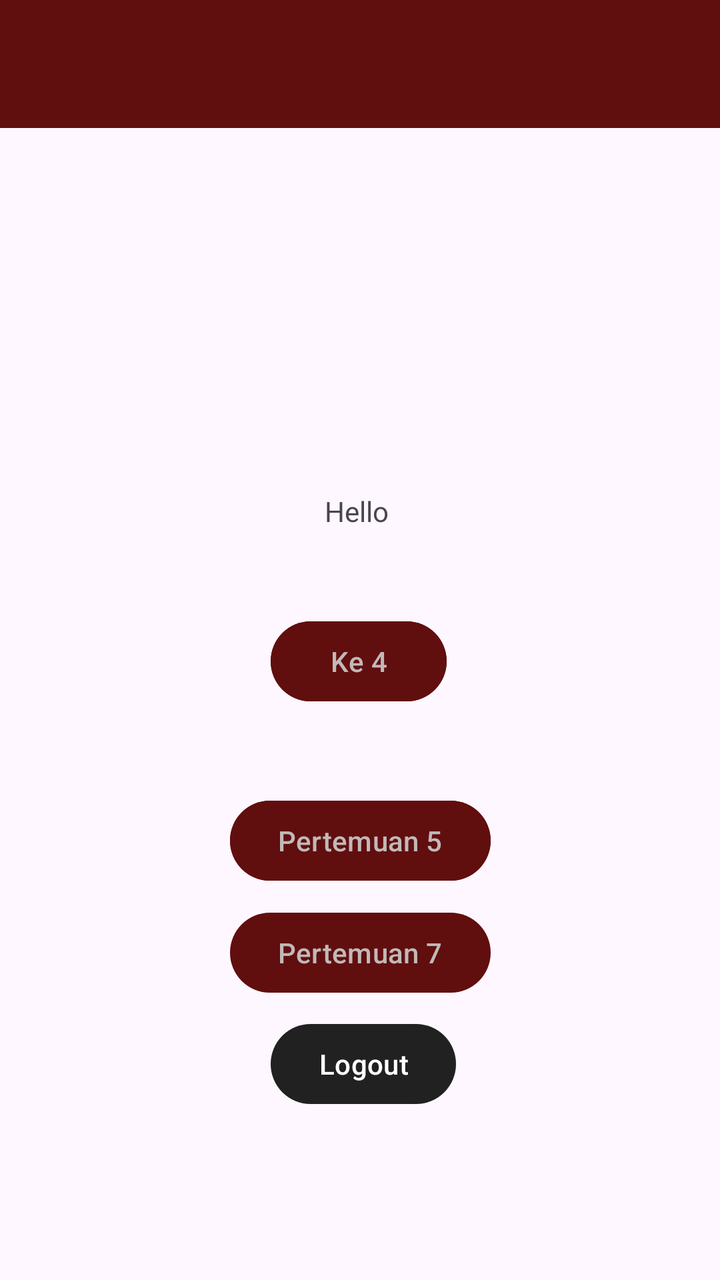
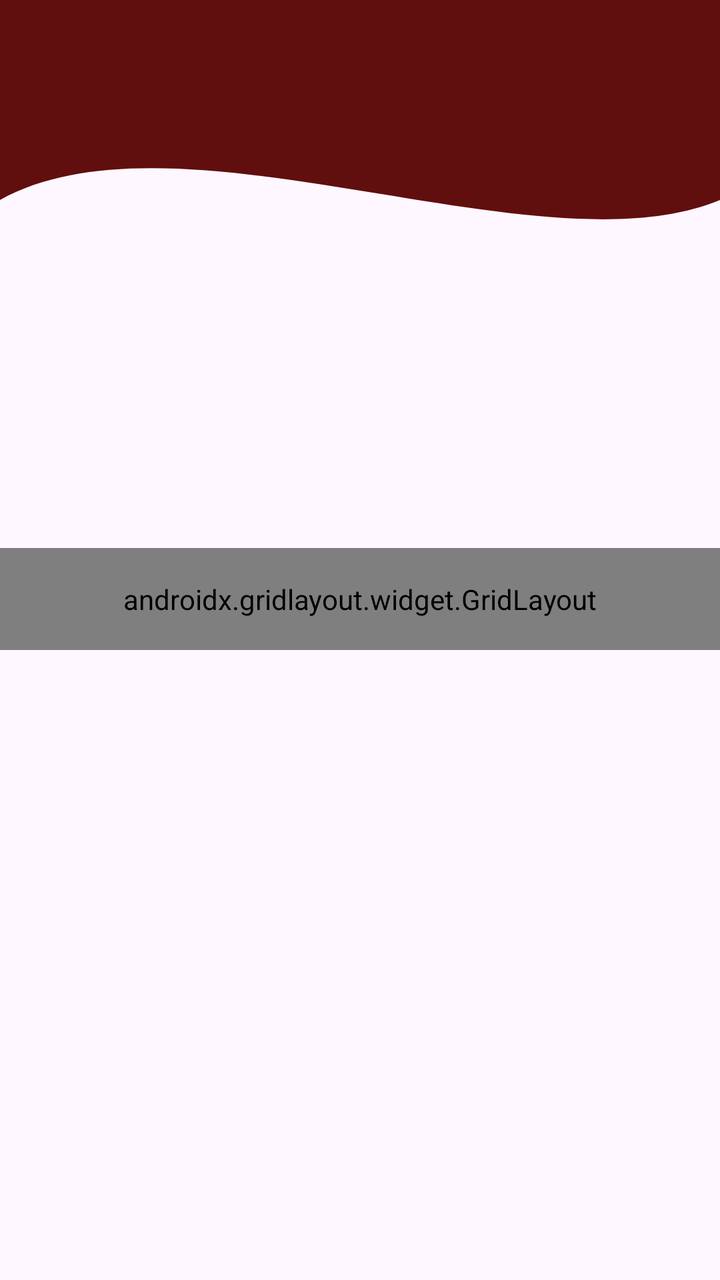

Compare the two renders of this Android layout. The source of the first and the diff that turns it into the second are given below.
<!-- AndroidManifest.xml: application theme Theme.Lita_3TIF -->
<!-- res/layout/fragment_home.xml -->
<?xml version="1.0" encoding="utf-8"?>
<androidx.constraintlayout.widget.ConstraintLayout xmlns:android="http://schemas.android.com/apk/res/android"
    xmlns:tools="http://schemas.android.com/tools"
    android:layout_width="match_parent"
    android:layout_height="match_parent"
    xmlns:app="http://schemas.android.com/apk/res-auto"
    tools:context=".Home.HomeFragment">

    <androidx.appcompat.widget.Toolbar
        android:id="@+id/toolbar"
        android:layout_width="match_parent"
        android:layout_height="?attr/actionBarSize"
        android:background="#610E0E"
        app:layout_constraintTop_toTopOf="parent"
        app:layout_scrollFlags="scroll|enterAlways"
        app:subtitleTextColor="@android:color/white"
        app:titleTextColor="@android:color/white"
        tools:layout_editor_absoluteX="0dp" />

    <TextView
        android:id="@+id/textView5"
        android:layout_width="wrap_content"
        android:layout_height="wrap_content"
        android:text="Hello "
        app:layout_constraintBottom_toBottomOf="parent"
        app:layout_constraintEnd_toEndOf="parent"
        app:layout_constraintStart_toStartOf="parent"
        app:layout_constraintTop_toBottomOf="@+id/toolbar"
        app:layout_constraintVertical_bias="0.327" />

    <Button
        android:id="@+id/btnToFifth"
        android:layout_width="wrap_content"
        android:layout_height="wrap_content"
        android:backgroundTint="#610E0E"
        android:textColor="#C1B9B9"
        android:text="Pertemuan 5"
        app:layout_constraintBottom_toBottomOf="parent"
        app:layout_constraintEnd_toEndOf="parent"
        app:layout_constraintStart_toStartOf="parent"
        app:layout_constraintTop_toBottomOf="@+id/btnToFourth"
        app:layout_constraintVertical_bias="0.176" />

    <Button
        android:id="@+id/btnToFourth"
        android:layout_width="wrap_content"
        android:layout_height="wrap_content"
        android:backgroundTint="#610E0E"
        android:textColor="#C1B9B9"
        android:text="Ke 4"
        app:layout_constraintBottom_toBottomOf="parent"
        app:layout_constraintEnd_toEndOf="parent"
        app:layout_constraintHorizontal_bias="0.498"
        app:layout_constraintStart_toStartOf="parent"
        app:layout_constraintTop_toBottomOf="@+id/textView5"
        app:layout_constraintVertical_bias="0.127" />

    <Button
        android:id="@+id/btnLogout"
        android:layout_width="wrap_content"
        android:layout_height="wrap_content"
        android:layout_marginBottom="84dp"
        app:backgroundTint="#212121"
        android:text="Logout"
        app:layout_constraintBottom_toBottomOf="parent"
        app:layout_constraintEnd_toEndOf="parent"
        app:layout_constraintHorizontal_bias="0.506"
        app:layout_constraintStart_toStartOf="parent" />

    <Button
        android:id="@+id/btnToSeventh"
        android:layout_width="wrap_content"
        android:layout_height="wrap_content"
        app:backgroundTint="#610E0E"
        android:textColor="#C1B9B9"
        android:text="Pertemuan 7"
        app:layout_constraintBottom_toTopOf="@+id/btnLogout"
        app:layout_constraintEnd_toEndOf="parent"
        app:layout_constraintStart_toStartOf="parent"
        app:layout_constraintTop_toBottomOf="@+id/btnToFifth" />


</androidx.constraintlayout.widget.ConstraintLayout>
<!-- resources referenced by this layout -->
<resources>
  <style name="Theme.Lita_3TIF" parent="Base.Theme.Lita_3TIF" />
  <style name="Base.Theme.Lita_3TIF" parent="Theme.Material3.DayNight.NoActionBar">
          
          
      </style>
</resources>

<!-- the commit's change to res/layout/fragment_home.xml (unified diff, before → after) -->
@@ -1,83 +1,93 @@
 <?xml version="1.0" encoding="utf-8"?>
-<androidx.constraintlayout.widget.ConstraintLayout xmlns:android="http://schemas.android.com/apk/res/android"
+<androidx.constraintlayout.widget.ConstraintLayout
+    xmlns:android="http://schemas.android.com/apk/res/android"
+    xmlns:app="http://schemas.android.com/apk/res-auto"
     xmlns:tools="http://schemas.android.com/tools"
     android:layout_width="match_parent"
     android:layout_height="match_parent"
-    xmlns:app="http://schemas.android.com/apk/res-auto"
     tools:context=".Home.HomeFragment">
 
+    
+    <View
+        android:id="@+id/background_header"
+        android:layout_width="0dp"
+        android:layout_height="250dp"
+        android:background="@drawable/bg_header_wave"
+        app:layout_constraintEnd_toEndOf="parent"
+        app:layout_constraintStart_toStartOf="parent"
+        app:layout_constraintTop_toTopOf="parent" />
+
+    
     <androidx.appcompat.widget.Toolbar
         android:id="@+id/toolbar"
         android:layout_width="match_parent"
         android:layout_height="?attr/actionBarSize"
         android:background="#610E0E"
+        app:layout_constraintEnd_toEndOf="parent"
+        app:layout_constraintStart_toStartOf="parent"
         app:layout_constraintTop_toTopOf="parent"
-        app:layout_scrollFlags="scroll|enterAlways"
         app:subtitleTextColor="@android:color/white"
-        app:titleTextColor="@android:color/white"
-        tools:layout_editor_absoluteX="0dp" />
-
-    <TextView
-        android:id="@+id/textView5"
-        android:layout_width="wrap_content"
+        app:titleTextColor="@android:color/white" />
+    T
+    
+    <androidx.gridlayout.widget.GridLayout
+        android:layout_width="match_parent"
         android:layout_height="wrap_content"
-        android:text="Hello "
+        android:padding="16dp"
+        app:columnCount="2"
+        app:useDefaultMargins="true"
         app:layout_constraintBottom_toBottomOf="parent"
         app:layout_constraintEnd_toEndOf="parent"
         app:layout_constraintStart_toStartOf="parent"
         app:layout_constraintTop_toBottomOf="@+id/toolbar"
-        app:layout_constraintVertical_bias="0.327" />
+        app:layout_constraintVertical_bias="0.4">
 
-    <Button
-        android:id="@+id/btnToFifth"
-        android:layout_width="wrap_content"
-        android:layout_height="wrap_content"
-        android:backgroundTint="#610E0E"
-        android:textColor="#C1B9B9"
-        android:text="Pertemuan 5"
-        app:layout_constraintBottom_toBottomOf="parent"
-        app:layout_constraintEnd_toEndOf="parent"
-        app:layout_constraintStart_toStartOf="parent"
-        app:layout_constraintTop_toBottomOf="@+id/btnToFourth"
-        app:layout_constraintVertical_bias="0.176" />
+        <Button
+            android:id="@+id/btnToFourth"
+            android:layout_width="wrap_content"
+            android:layout_height="wrap_content"
+            android:backgroundTint="#610E0E"
+            android:text="Ke 4"
+            android:textColor="#C1B9B9"
+            app:layout_gravity="fill_horizontal" />
 
-    <Button
-        android:id="@+id/btnToFourth"
-        android:layout_width="wrap_content"
-        android:layout_height="wrap_content"
-        android:backgroundTint="#610E0E"
-        android:textColor="#C1B9B9"
-        android:text="Ke 4"
-        app:layout_constraintBottom_toBottomOf="parent"
-        app:layout_constraintEnd_toEndOf="parent"
-        app:layout_constraintHorizontal_bias="0.498"
-        app:layout_constraintStart_toStartOf="parent"
-        app:layout_constraintTop_toBottomOf="@+id/textView5"
-        app:layout_constraintVertical_bias="0.127" />
+        <Button
+            android:id="@+id/btnToFifth"
+            android:layout_width="wrap_content"
+            android:layout_height="wrap_content"
+            android:backgroundTint="#610E0E"
+            android:text="Pertemuan 5"
+            android:textColor="#C1B9B9"
+            app:layout_gravity="fill_horizontal" />
 
-    <Button
-        android:id="@+id/btnLogout"
-        android:layout_width="wrap_content"
-        android:layout_height="wrap_content"
-        android:layout_marginBottom="84dp"
-        app:backgroundTint="#212121"
-        android:text="Logout"
-        app:layout_constraintBottom_toBottomOf="parent"
-        app:layout_constraintEnd_toEndOf="parent"
-        app:layout_constraintHorizontal_bias="0.506"
-        app:layout_constraintStart_toStartOf="parent" />
+        <Button
+            android:id="@+id/btnToSeventh"
+            android:layout_width="wrap_content"
+            android:layout_height="wrap_content"
+            android:backgroundTint="#610E0E"
+            android:text="Pertemuan 7"
+            android:textColor="#C1B9B9"
+            app:layout_gravity="fill_horizontal" />
 
-    <Button
-        android:id="@+id/btnToSeventh"
-        android:layout_width="wrap_content"
-        android:layout_height="wrap_content"
-        app:backgroundTint="#610E0E"
-        android:textColor="#C1B9B9"
-        android:text="Pertemuan 7"
-        app:layout_constraintBottom_toTopOf="@+id/btnLogout"
-        app:layout_constraintEnd_toEndOf="parent"
-        app:layout_constraintStart_toStartOf="parent"
-        app:layout_constraintTop_toBottomOf="@+id/btnToFifth" />
+        <Button
+            android:id="@+id/btnToTenth"
+            android:layout_width="wrap_content"
+            android:layout_height="wrap_content"
+            android:backgroundTint="#610E0E"
+            android:text="Pertemuan 10"
+            android:textColor="#C1B9B9"
+            app:layout_gravity="fill_horizontal" />
 
+        <Button
+            android:id="@+id/btnLogout"
+            android:layout_width="wrap_content"
+            android:layout_height="wrap_content"
+            android:layout_marginTop="32dp"
+            android:backgroundTint="#212121"
+            android:text="Logout"
+            app:layout_columnSpan="2"
+            app:layout_gravity="center_horizontal" />
+
+    </androidx.gridlayout.widget.GridLayout>
 
 </androidx.constraintlayout.widget.ConstraintLayout>
<!-- resource entries referenced after the edit -->
@@ -1,5 +1,35 @@
 <!-- resources referenced by this layout -->
 <resources>
+  <!-- drawable bg_header_wave (drawable) -->
+  <?xml version="1.0" encoding="utf-8"?>
+  <vector xmlns:android="http://schemas.android.com/apk/res/android"
+      android:width="100dp"
+      android:height="100dp"
+      android:viewportWidth="100"
+      android:viewportHeight="100">
+  
+      
+      <path
+          android:fillColor="#610E0E"
+          android:pathData="
+              M0,0
+              L100,0
+              L100,40
+              C 75,55
+                25,20
+                0,40
+              Z" />
+  
+  
+  
+  
+  
+  
+  
+  
+  
+  
+  </vector>
   <style name="Theme.Lita_3TIF" parent="Base.Theme.Lita_3TIF" />
   <style name="Base.Theme.Lita_3TIF" parent="Theme.Material3.DayNight.NoActionBar">
           
